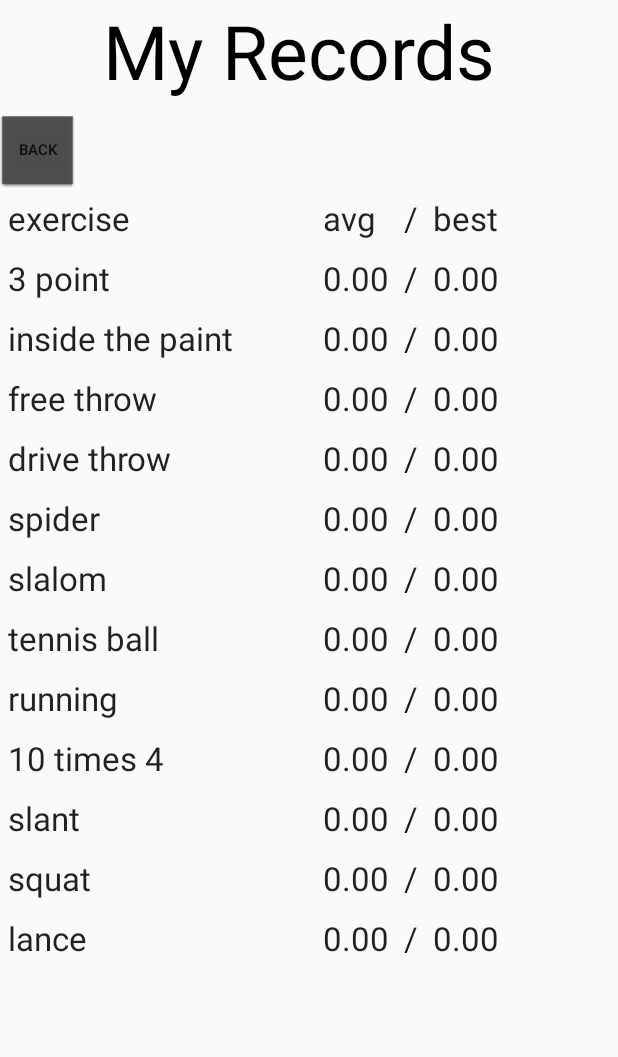
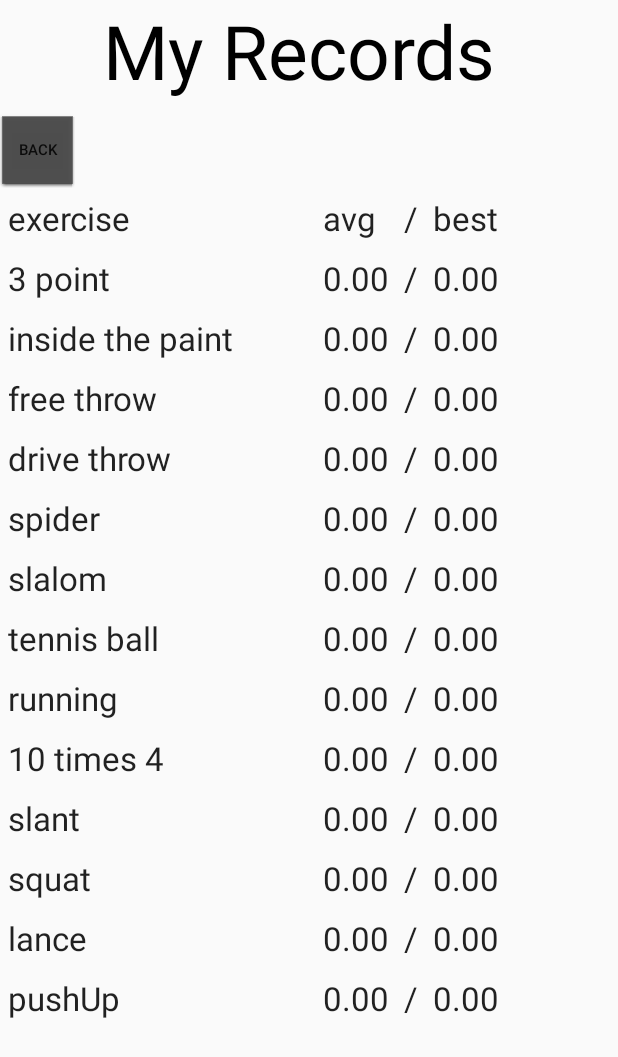
Before and after one commit to uri-karpenkop/basketball, an Android app: the HighestRecordsActivity screen opened directly, with no data from a screen before it, on a phone screen of 412 x 824 dp. Shown: the top 1057 px of the screen. Run offline under Robolectric (Android 15) with nearby library versions, the phone set to English and light mode, and no system bars.

```diff
--- a/app/src/main/java/com/example/basketballtrain/HighestRecordsActivity.java
+++ b/app/src/main/java/com/example/basketballtrain/HighestRecordsActivity.java
@@ -2,12 +2,14 @@ package com.example.basketballtrain;
 import android.os.Bundle;
 import android.view.View;
 import android.widget.Button;
+import android.widget.TextClock;
 import android.widget.TextView;
 
 import androidx.appcompat.app.AppCompatActivity;
 
 import com.example.basketballtrain.db.DefensingWorkoutHelper;
 import com.example.basketballtrain.db.DribellingWorkoutHelper;
+import com.example.basketballtrain.db.PushupsWorkoutHelper;
 import com.example.basketballtrain.db.ShootingWorkoutHelper;
 import com.example.basketballtrain.db.WorkoutDBHelper;
 
@@ -17,6 +19,7 @@ public class HighestRecordsActivity extends AppCompatActivity {
     TextView tv3PointAvg, tv3PointBest, tvPaintThrowAvg, tvPaintThrowBest, tvFreeThrowAvg, tvFreeThrowBest, tvDriveThrowAvg, tvDriveThrowBest;
     TextView  tvSpiderAvg, tvSpiderBest, tvSlalomAvg, tvSlalomBest, tvTennisBallAvg, tvTennisBallBest, tvRunningAvg, tvRunningBest;
     TextView tvTenTimesFourAvg, tvTenTimesFourBest, tvSlantAvg, tvSlantBest, tvSquatAvg, tvSquatBest, tvLanceAvg, tvLanceBest;
+    TextView tvPushUpAvg, tvPushUpBest;
     WorkoutDBHelper dbHelper;
 
     @Override
@@ -132,6 +135,15 @@ public class HighestRecordsActivity extends AppCompatActivity {
         Double lanceBest = getBest(DefensingWorkoutHelper.COLUMN_LANCE, DefensingWorkoutHelper.TABLE_DEFENSING_WORKOUTS);
         tvLanceBest.setText(String.format("%.2f", lanceBest));
 
+        tvPushUpAvg = (TextView)findViewById(R.id.tvPushUpAvg);
+        Double pushUpAvg = getAvg(PushupsWorkoutHelper.COLUMN_NUM_OF_PUSHUPS, PushupsWorkoutHelper.TABLE_PUSHUPS_WORKOUTS);
+        tvPushUpAvg.setText(String.format("%.2f", pushUpAvg));
+
+        tvPushUpBest = (TextView)findViewById(R.id.tvPushUpBest);
+        Double pushUpBest = getBest(PushupsWorkoutHelper.COLUMN_NUM_OF_PUSHUPS, PushupsWorkoutHelper.TABLE_PUSHUPS_WORKOUTS);
+        tvPushUpBest.setText(String.format("%.2f", pushUpBest));
+
+
 
 
 
--- a/app/src/main/java/com/example/basketballtrain/workouts/BaseWorkout.java
+++ b/app/src/main/java/com/example/basketballtrain/workouts/BaseWorkout.java
@@ -17,8 +17,8 @@ public abstract class BaseWorkout {
     public String getWarmUpDescription() {
         return "WARM UP:\n" +
                 " easy run\n" +
-                "running whit knees to chest\n" +
-                "running whit heels to breech\n" +
+                "running with knees to chest\n" +
+                "running with heels to breech\n" +
                 "head, shoulders, wrist, waist, knee rotations\n" +
                 "";
     }
--- a/app/src/main/java/com/example/basketballtrain/workouts/ShootingWorkout.java
+++ b/app/src/main/java/com/example/basketballtrain/workouts/ShootingWorkout.java
@@ -56,7 +56,7 @@ public class ShootingWorkout extends BaseWorkout {
         return "Shoot 10 times from tree\n" + "" +
                 "Shoot 10 inside the paint\n" +
                 "Shoot 10 free throw \n" +
-                " Shoot 10 drive throw";
+                "Shoot 10 drive throw";
 
     }
 }
--- a/app/src/main/res/layout/my_records.xml
+++ b/app/src/main/res/layout/my_records.xml
@@ -5,26 +5,25 @@
     android:layout_height="match_parent"
     android:orientation="vertical"
     >
+
     <TextView
         android:layout_width="wrap_content"
         android:layout_height="wrap_content"
         android:layout_gravity="center"
         android:orientation="vertical"
         android:text="My Records "
-        android:textSize="50sp"
         android:textColor="@android:color/background_dark"
-        />
+        android:textSize="50sp" />
 
     <Button
+        android:id="@+id/btnBack"
         android:layout_width="50dp"
         android:layout_height="wrap_content"
-        android:text="back"
         android:layout_gravity="left"
-        android:id="@+id/btnBack"
-        android:textSize="10sp"
         android:layout_marginTop="10dp"
         android:background="@android:drawable/editbox_dropdown_dark_frame"
-        />
+        android:text="back"
+        android:textSize="10sp" />
 
 
     <TableLayout
@@ -418,6 +417,38 @@
                 android:textAppearance="?android:attr/textAppearanceLarge"
                 android:layout_marginEnd="10dp"
                 />
+
+        </TableRow>
+        <TableRow
+            android:id="@+id/tableRow14"
+            android:layout_width="wrap_content"
+            android:layout_height="wrap_content"
+            android:padding="5dip" >
+
+            <TextView
+                android:text="pushUp"
+                android:textAppearance="?android:attr/textAppearanceLarge"
+                android:layout_marginEnd="60dp"
+                />
+            <TextView
+                android:id="@+id/tvPushUpAvg"
+                android:text=""
+                android:textAppearance="?android:attr/textAppearanceLarge"
+                android:layout_marginEnd="10dp"
+                />
+            <TextView
+                android:text="/"
+                android:textAppearance="?android:attr/textAppearanceLarge"
+                android:layout_marginEnd="10dp"
+                />
+
+            <TextView
+                android:id="@+id/tvPushUpBest"
+                android:text=""
+                android:textAppearance="?android:attr/textAppearanceLarge"
+                android:layout_marginEnd="10dp"
+                />
+
         </TableRow>
     </TableLayout>
 </LinearLayout>
```
Also changed, not shown: app/src/main/java/com/example/basketballtrain/ProfileActivity.java (+2 -6 lines), app/src/main/res/layout/activity_defensing.xml (+13 -15 lines), app/src/main/res/layout/activity_dribeling.xml (+8 -4 lines), app/src/main/res/layout/activity_pushups.xml (+8 -4 lines), app/src/main/res/layout/activity_shooting.xml (+6 -4 lines).
